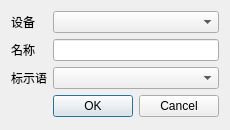
The window that qdialogadddev.ui (NU-LL/SmartSignageManagementSystem) describes before a commit, drawn with Qt 5.
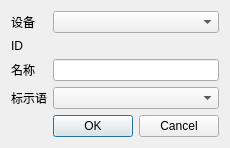
The same window after the commit.

Commit message: 优化服务器对象，抽象出底层device类，修复程序中QMap中误操作导致的空项

What changed in the file:
```diff
--- a/qdialogadddev.ui
+++ b/qdialogadddev.ui
@@ -7,7 +7,7 @@
     <x>0</x>
     <y>0</y>
     <width>228</width>
-    <height>130</height>
+    <height>148</height>
    </rect>
   </property>
   <property name="windowTitle">
@@ -27,26 +27,40 @@
       <widget class="QComboBox" name="comboBox_Device"/>
      </item>
      <item row="1" column="0">
+      <widget class="QLabel" name="label_4">
+       <property name="text">
+        <string>ID</string>
+       </property>
+      </widget>
+     </item>
+     <item row="1" column="1">
+      <widget class="QLabel" name="label_DeviceId">
+       <property name="text">
+        <string/>
+       </property>
+      </widget>
+     </item>
+     <item row="2" column="0">
       <widget class="QLabel" name="label_3">
        <property name="text">
         <string>名称</string>
        </property>
       </widget>
      </item>
-     <item row="1" column="1">
+     <item row="2" column="1">
       <widget class="QLineEdit" name="lineEdit_Name"/>
      </item>
-     <item row="2" column="0">
+     <item row="3" column="0">
       <widget class="QLabel" name="label">
        <property name="text">
         <string>标示语</string>
        </property>
       </widget>
      </item>
-     <item row="2" column="1">
-      <widget class="QComboBox" name="comboBox_Sign"/>
-     </item>
      <item row="3" column="1">
+      <widget class="QComboBox" name="comboBox_Sign"/>
+     </item>
+     <item row="4" column="1">
       <widget class="QDialogButtonBox" name="buttonBox">
        <property name="standardButtons">
         <set>QDialogButtonBox::Cancel|QDialogButtonBox::Ok</set>
```
The commit also changes 15 other files.
